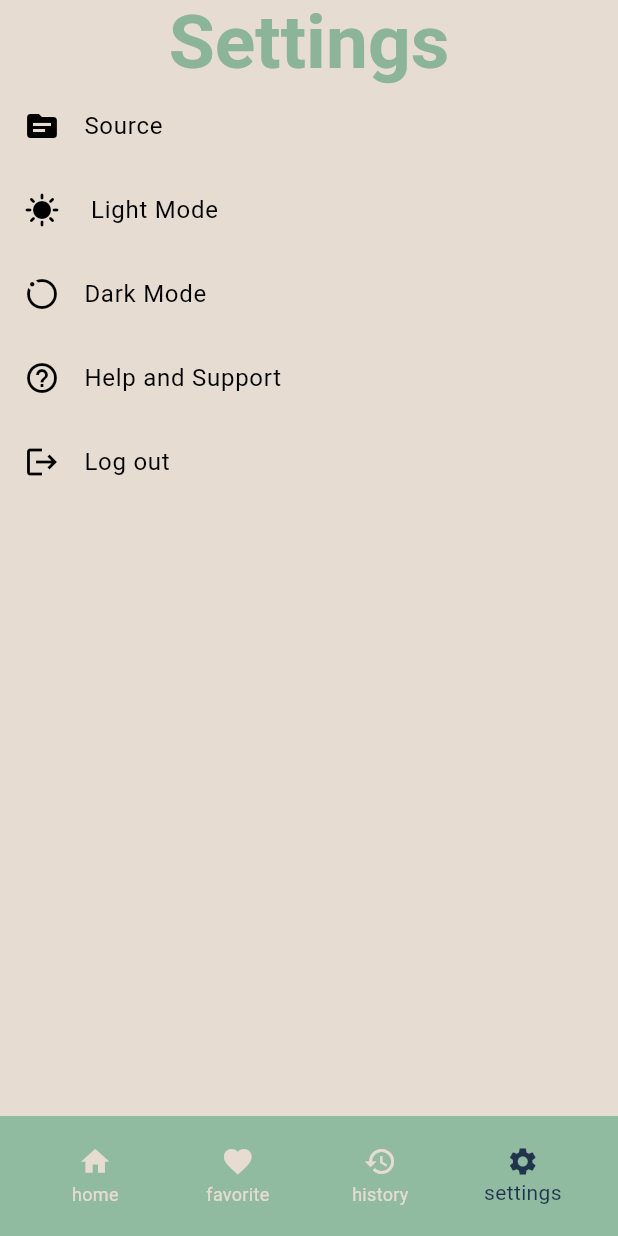
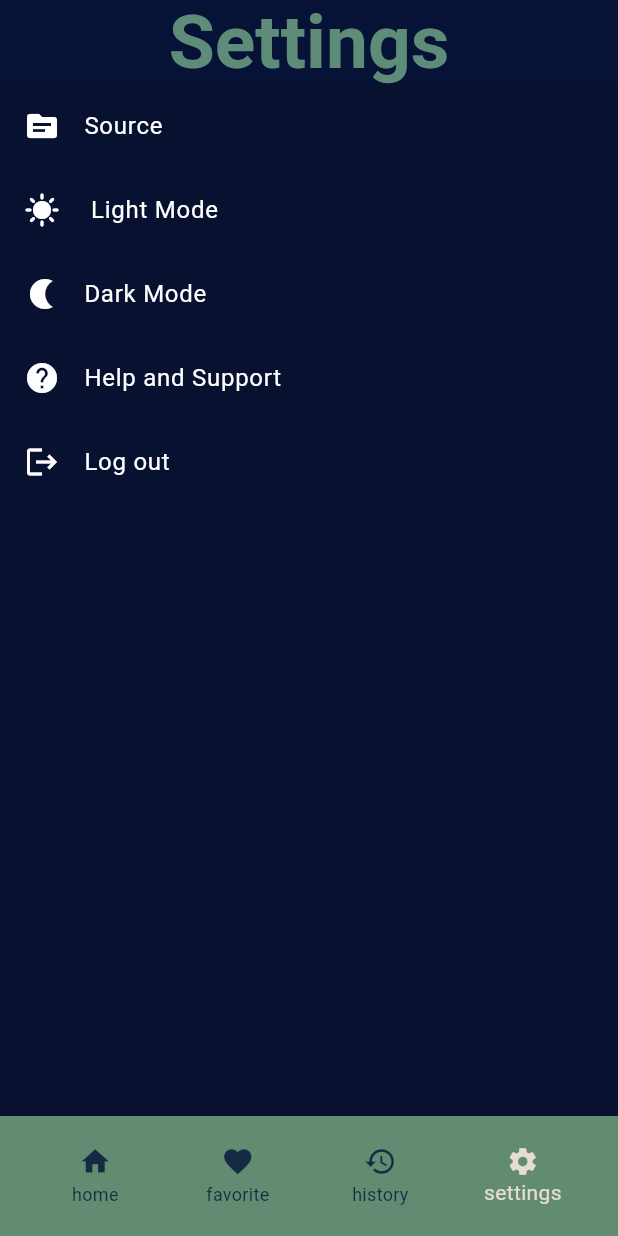
Before and after one commit to Mariamsamy26/What-sNow_App, a Flutter app: the screen it shows once a user with an empty profile is signed in, item 4 of the bottom bar chosen, after a tap on "Dark Mode", on a phone screen of 412 x 824 dp. Run offline on Flutter 3.47's test engine with Material 3 defaults, Android fonts, the phone set to English and light mode, and no system bars; our stand-ins replace bloc, cached_network_image, firebase_auth, firebase_core, flutter_bloc, font_awesome_flutter and 3 more; missing offline and left inert: social_share; accounts and stored records are empty; network calls fail; Roboto replaces fonts that are missing (Sevillana).

Commit message:
fix SwitchT theme by buttom

```diff
--- /dev/null
+++ b/lib/bloc/themestate/themeLogic.dart
@@ -0,0 +1,29 @@
+import 'package:bloc/bloc.dart';
+import 'package:flutter/material.dart';
+import 'package:newsapp/bloc/themestate/themeState.dart';
+
+// Define the ThemeLogic class extending Cubit
+class ThemeLogic extends Cubit<ThemeState> {
+  // Store the current theme mode
+  ThemeMode currentThemeMode = ThemeMode.light;
+
+  ThemeLogic() : super(InitTheme());
+
+  void themeSwitchToLight() {
+    currentThemeMode = ThemeMode.light; // Update the current theme mode
+    emit(LightTheme()); // Emit the light theme state
+  }
+
+  void themeSwitchToDark() {
+    currentThemeMode = ThemeMode.dark; // Update the current theme mode
+    emit(DarkTheme()); // Emit the dark theme state
+  }
+
+  void toggleTheme() {
+    if (currentThemeMode == ThemeMode.light) {
+      themeSwitchToDark();
+    } else {
+      themeSwitchToLight();
+    }
+  }
+}
--- /dev/null
+++ b/lib/bloc/themestate/themeState.dart
@@ -0,0 +1,7 @@
+abstract class ThemeState {}
+
+class InitTheme extends ThemeState {}
+
+class LightTheme extends ThemeState {}
+
+class DarkTheme extends ThemeState {}
--- a/lib/layout/settingTap/settingScreen.dart
+++ b/lib/layout/settingTap/settingScreen.dart
@@ -1,7 +1,9 @@
 import 'package:firebase_auth/firebase_auth.dart';
 import 'package:flutter/material.dart';
+import 'package:flutter_bloc/flutter_bloc.dart';
 import 'package:google_fonts/google_fonts.dart';
 
+import '../../bloc/themestate/themeLogic.dart';
 import '../../color_manager.dart';
 
 class SettingScreen extends StatelessWidget {
@@ -57,36 +59,36 @@ class SettingScreen extends StatelessWidget {
       body: ListView(
         children: [
           ListTile(
-            leading: Icon(Icons.source),
-            title: Text('Source'),
+            leading:const Icon(Icons.source),
+            title:const Text('Source'),
             onTap: () {
               // Navigate to Account settings
             },
           ),
           ListTile(
-            leading: Icon(Icons.sunny),
-            title: Text(' Light Mode'),
-            onTap: () {//light mode
-              darkmode = Theme.of(context).colorScheme.background;
+            leading: const Icon(Icons.sunny),
+            title: const Text(' Light Mode'),
+            onTap: () {
+              context.read<ThemeLogic>().themeSwitchToLight();
             },
           ),
           ListTile(
-              leading: Icon(Icons.motion_photos_on_outlined),
-              title: Text("Dark Mode"),
+              leading: const Icon(Icons.nightlight),
+              title: const Text("Dark Mode"),
               onTap: (){
-                lightmode = Theme.of(context).colorScheme.secondary;
+                context.read<ThemeLogic>().themeSwitchToDark();
               }
           ),
           ListTile(
-            leading: Icon(Icons.help_outline),
-            title: Text('Help and Support'),
+            leading: const Icon(Icons.help),
+            title: const Text('Help and Support'),
             onTap: () {
               // Navigate to Help and Support settings
             },
           ),
           ListTile(
-            leading: Icon(Icons.logout),
-            title: Text('Log out'),
+            leading: const Icon(Icons.logout),
+            title: const Text('Log out'),
             onTap: () {
               _logout(context);
 
--- a/lib/layout/settingTap/theme.dart
+++ b/lib/layout/settingTap/theme.dart
@@ -3,7 +3,6 @@ import '../../../color_manager.dart';
 ThemeData darktheme = ThemeData(
   brightness: Brightness.dark,
   colorScheme: const ColorScheme.dark(
-    // background: ColorManager.colorblueblack,
     primary: ColorManager.colorblueblack,
     secondary: ColorManager.colorOffwhite
   )
@@ -11,7 +10,6 @@ ThemeData darktheme = ThemeData(
 ThemeData lighttheme = ThemeData(
     brightness: Brightness.light,
     colorScheme: const ColorScheme.light(
-        // background: ColorManager.colorOffwhite,
         primary: ColorManager.colorOffwhite,
         secondary: ColorManager.colorblueblack
     )
@@ -19,6 +17,5 @@ ThemeData lighttheme = ThemeData(
 ThemeMode themeMode = ThemeMode.light; // Default theme mode
 
 toggleTheme() {
-
     themeMode = themeMode == ThemeMode.light ? ThemeMode.dark : ThemeMode.light;
   }
--- a/lib/main.dart
+++ b/lib/main.dart
@@ -4,6 +4,8 @@ import 'package:flutter_bloc/flutter_bloc.dart';
 import 'bloc/dstate/d_logic.dart';
 import 'bloc/newstate/NewsLogic.dart';
 import 'bloc/shareState/ShareLogic.dart';
+import 'bloc/themestate/themeLogic.dart';
+import 'bloc/themestate/themeState.dart';
 import 'firebase_options.dart';
 import 'home.dart';
 import 'layout/registration/authScreen.dart';
@@ -17,6 +19,7 @@ Future<void> main() async {
   );
   runApp(MultiBlocProvider(
     providers: [
+      BlocProvider<ThemeLogic>(create: (context) => ThemeLogic(),),
       BlocProvider<DLogic>(create: (context) => DLogic(),),
       BlocProvider<NewsLogic>(create: (context) => NewsLogic(),),
       BlocProvider<ShareLogic>(create: (context) => ShareLogic(),),
@@ -30,13 +33,19 @@ class MyApp extends StatelessWidget {
 
   @override
   Widget build(BuildContext context) {
+    return BlocBuilder<ThemeLogic, ThemeState>(
+      builder: (context, state) {
+        final themeLogic = context.read<ThemeLogic>();
         return MaterialApp(
           debugShowCheckedModeBanner: false,
           theme: lighttheme,
           darkTheme: darktheme,
+          themeMode: themeLogic.currentThemeMode,
           initialRoute: home.rountName,
           routes: {
-        home.rountName: (context) => authpage(),
+            home.rountName: (context) => authpage(), // Route setup
+          },
+        );
       },
     );
   }
```
Lines whose indentation alone changed are shown as unchanged.
